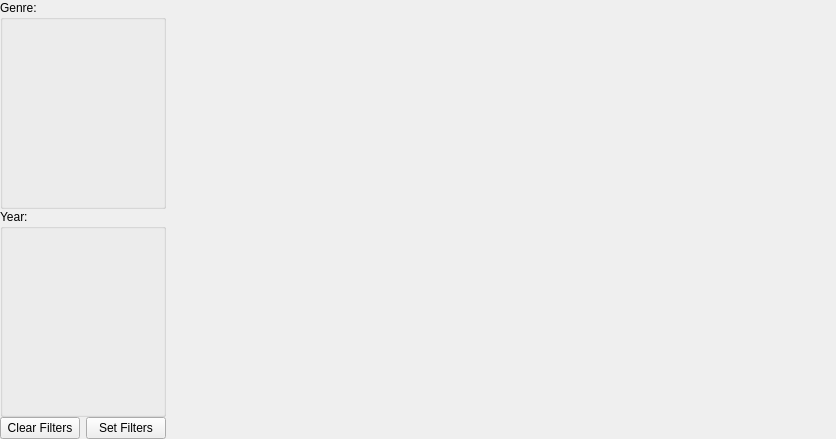
The window that ClipFlix/list.ui (andralves717/IHC_Clipflix) describes before a commit, drawn with Qt 5.
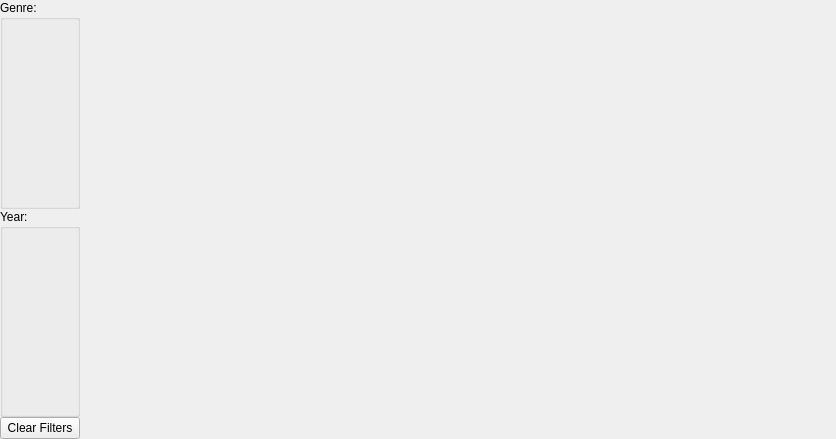
The same window after the commit.

Commit message: Substitui todos os Radio Buttons por Check Boxes e coloquei essa parte a funcionar.

Patch:
```diff
--- a/ClipFlix/list.ui
+++ b/ClipFlix/list.ui
@@ -60,19 +60,6 @@
            </property>
           </widget>
          </item>
-         <item>
-          <widget class="QPushButton" name="pushButton">
-           <property name="sizePolicy">
-            <sizepolicy hsizetype="Maximum" vsizetype="Maximum">
-             <horstretch>0</horstretch>
-             <verstretch>0</verstretch>
-            </sizepolicy>
-           </property>
-           <property name="text">
-            <string>Set Filters</string>
-           </property>
-          </widget>
-         </item>
         </layout>
        </item>
        <item row="1" column="0">
@@ -122,7 +109,7 @@
          <rect>
           <x>0</x>
           <y>0</y>
-          <width>652</width>
+          <width>738</width>
           <height>437</height>
          </rect>
         </property>
```
Left out of the diff: 2 changed lines with no effect on the pictures. The commit also changes 16 other files.
